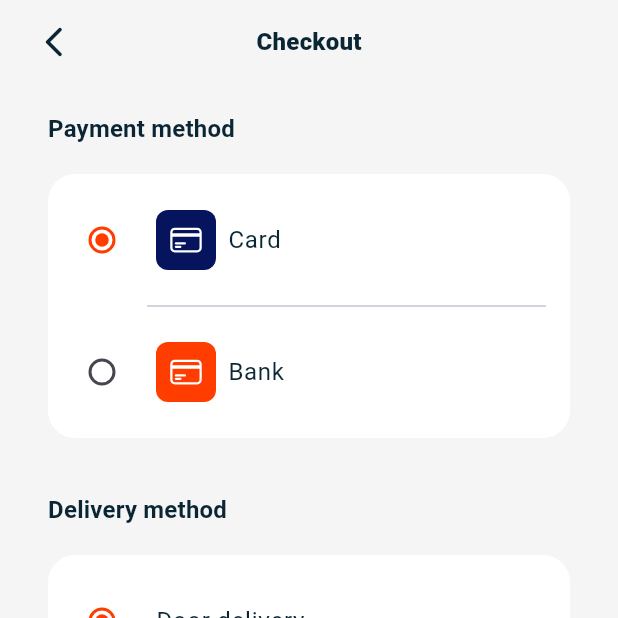
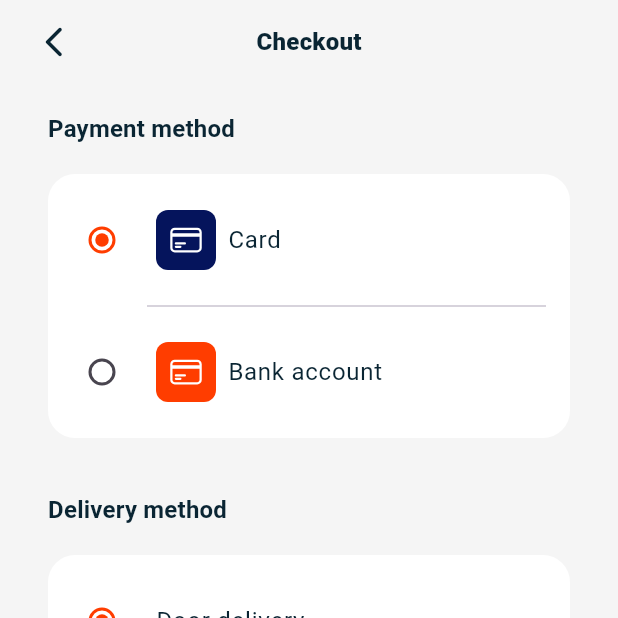
Before and after one commit to Jessepelumi/my_street_tab, a Flutter app: the Checkout screen opened directly, on a phone screen of 412 x 824 dp, the top half of it. Run offline on Flutter 3.47's test engine with Material 3 defaults, Android fonts, the phone set to English and light mode, and no system bars; our stand-ins replace carousel_slider, flutter_svg, get, google_fonts.

Commit message:
modified checkout screen

```diff
--- a/lib/src/modules/views/users/cart/checkout.dart
+++ b/lib/src/modules/views/users/cart/checkout.dart
@@ -66,7 +66,7 @@ class Checkout extends StatelessWidget {
                             ),
                             Obx(
                               () => CheckoutMethod(
-                                title: "Bank",
+                                title: "Bank account",
                                 value: 2,
                                 containerColor: red,
                                 groupValue:
```
